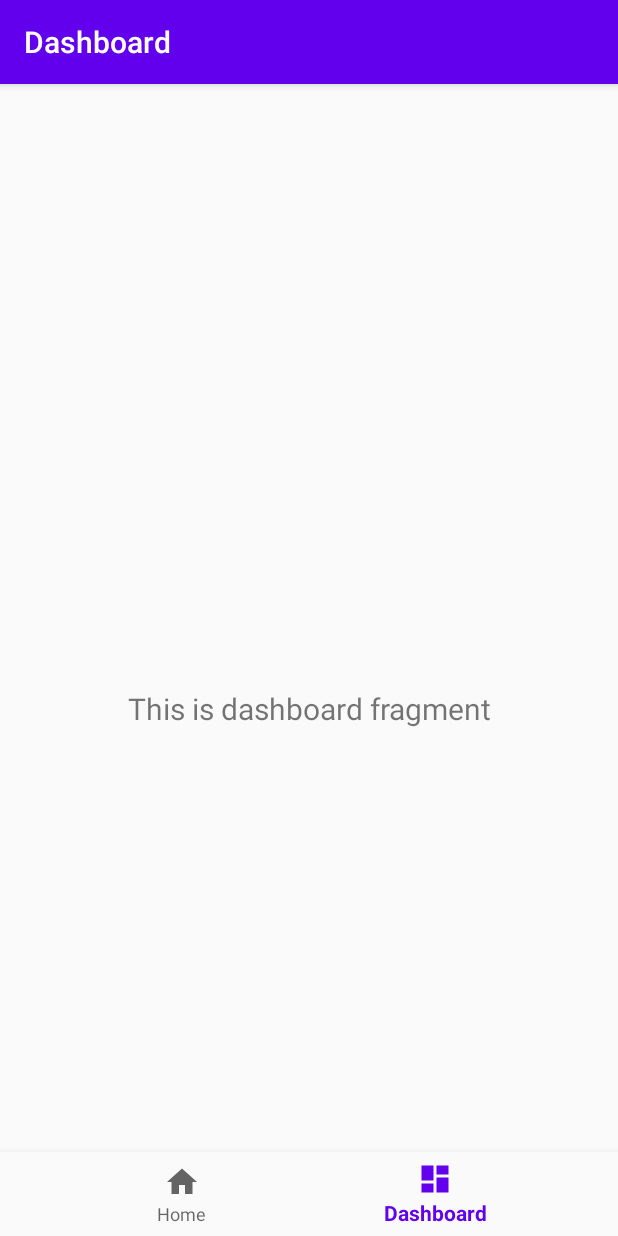
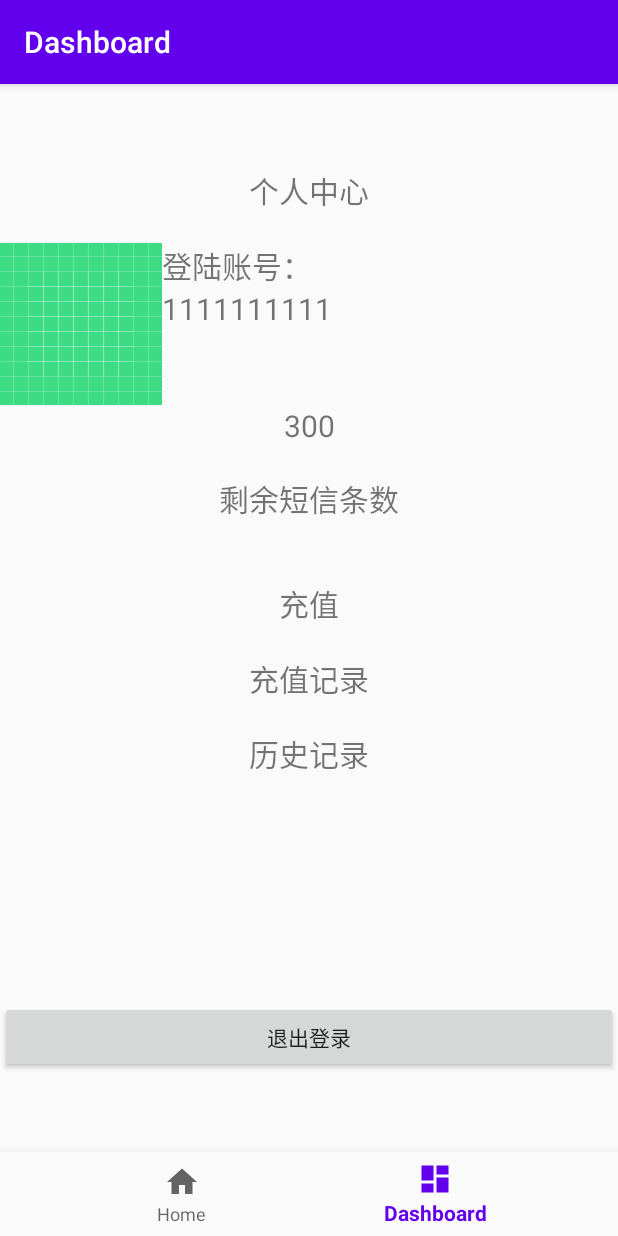
Before and after one commit to caozhaoqi/Transport_client, an Android app: the DashboardFragment screen opened through its navigation route, on a phone screen of 412 x 824 dp. Run offline under Robolectric (Android 15) with nearby library versions, the light colour scheme and no system bars; our stand-ins replace navigation-ui; 1 statement that could not run was skipped.

Commit message:
主页创建
Signed-off-by: czq <1150118968@qq.com>

```diff
--- a/app/src/main/java/com/example/transportclient/ui/dashboard/DashboardFragment.java
+++ b/app/src/main/java/com/example/transportclient/ui/dashboard/DashboardFragment.java
@@ -23,7 +23,7 @@ public class DashboardFragment extends Fragment {
         dashboardViewModel =
                 ViewModelProviders.of(this).get(DashboardViewModel.class);
         View root = inflater.inflate(R.layout.fragment_dashboard, container, false);
-        final TextView textView = root.findViewById(R.id.text_dashboard);
+        final TextView textView = root.findViewById(R.id.home_txt);
         dashboardViewModel.getText().observe(getViewLifecycleOwner(), new Observer<String>() {
             @Override
             public void onChanged(@Nullable String s) {
--- a/app/src/main/res/layout/fragment_dashboard.xml
+++ b/app/src/main/res/layout/fragment_dashboard.xml
@@ -1,23 +1,128 @@
 <?xml version="1.0" encoding="utf-8"?>
 <androidx.constraintlayout.widget.ConstraintLayout xmlns:android="http://schemas.android.com/apk/res/android"
-    xmlns:app="http://schemas.android.com/apk/res-auto"
     xmlns:tools="http://schemas.android.com/tools"
     android:layout_width="match_parent"
     android:layout_height="match_parent"
     tools:context=".ui.dashboard.DashboardFragment">
+<LinearLayout
+    android:layout_width="match_parent"
+    android:layout_height="match_parent"
+    android:orientation="vertical">
 
     <TextView
-        android:id="@+id/text_dashboard"
         android:layout_width="match_parent"
         android:layout_height="wrap_content"
-        android:layout_marginStart="8dp"
-        android:layout_marginTop="8dp"
-        android:layout_marginEnd="8dp"
+        android:layout_marginBottom="20dp"
         android:textAlignment="center"
-        android:textSize="20sp"
-        app:layout_constraintBottom_toBottomOf="parent"
-        app:layout_constraintEnd_toEndOf="parent"
-        app:layout_constraintStart_toStartOf="parent"
         android:gravity="center_horizontal"
-        app:layout_constraintTop_toTopOf="parent" />
+        android:text="个人中心"
+        android:textSize="20dp">
+
+    </TextView>
+
+    <LinearLayout
+        android:layout_width="match_parent"
+        android:layout_height="wrap_content"
+        android:orientation="horizontal">
+
+        <ImageView
+            android:layout_width="wrap_content"
+            android:layout_height="wrap_content"
+            android:background="@drawable/ic_launcher_background">
+
+        </ImageView>
+
+        <LinearLayout
+            android:layout_width="wrap_content"
+            android:layout_height="wrap_content"
+            android:orientation="vertical">
+
+            <TextView
+                android:layout_width="wrap_content"
+                android:layout_height="wrap_content"
+                android:text="登陆账号："
+                android:textSize="20dp">
+
+            </TextView>
+
+            <TextView
+                android:id="@+id/txt_login_account"
+                android:layout_width="wrap_content"
+                android:layout_height="wrap_content"
+                android:text="1111111111"
+                android:textSize="20dp"></TextView>
+
+        </LinearLayout>
+
+
+    </LinearLayout>
+
+    <TextView
+        android:id="@+id/syts_txt"
+        android:layout_width="match_parent"
+        android:layout_height="wrap_content"
+        android:layout_marginBottom="20dp"
+        android:gravity="center_horizontal"
+        android:text="300"
+        android:textAlignment="center"
+        android:textSize="20dp">
+
+    </TextView>
+
+    <TextView
+        android:layout_width="match_parent"
+        android:layout_height="wrap_content"
+        android:layout_marginBottom="40dp"
+        android:gravity="center_horizontal"
+        android:text="剩余短信条数"
+        android:textAlignment="center"
+        android:textSize="20dp">
+
+    </TextView>
+
+    <TextView
+        android:id="@+id/cj"
+        android:layout_width="match_parent"
+        android:layout_height="wrap_content"
+        android:layout_marginBottom="20dp"
+        android:gravity="center_horizontal"
+        android:text="充值"
+        android:textAlignment="center"
+        android:textSize="20dp">
+
+    </TextView>
+
+    <TextView
+        android:id="@+id/cz_jl"
+        android:layout_width="match_parent"
+        android:layout_height="wrap_content"
+        android:layout_marginBottom="20dp"
+        android:gravity="center_horizontal"
+        android:text="充值记录"
+        android:textAlignment="center"
+        android:textSize="20dp">
+
+    </TextView>
+
+    <TextView
+        android:id="@+id/txt_history"
+        android:layout_width="match_parent"
+        android:layout_height="wrap_content"
+        android:layout_marginBottom="150dp"
+        android:gravity="center_horizontal"
+        android:text="历史记录"
+        android:textAlignment="center"
+        android:textSize="20dp">
+
+    </TextView>
+
+    <Button
+        android:id="@+id/logut_btn"
+        android:layout_width="match_parent"
+        android:layout_height="wrap_content"
+        android:text="退出登录">
+
+    </Button>
+</LinearLayout>
+
 </androidx.constraintlayout.widget.ConstraintLayout>
```
